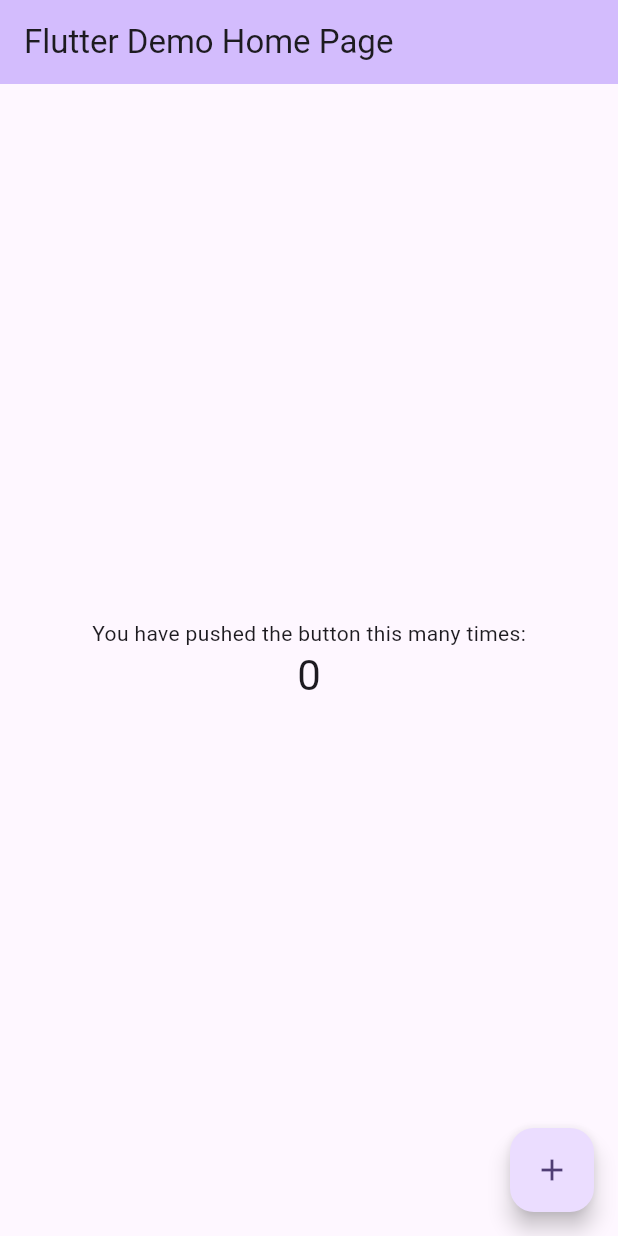
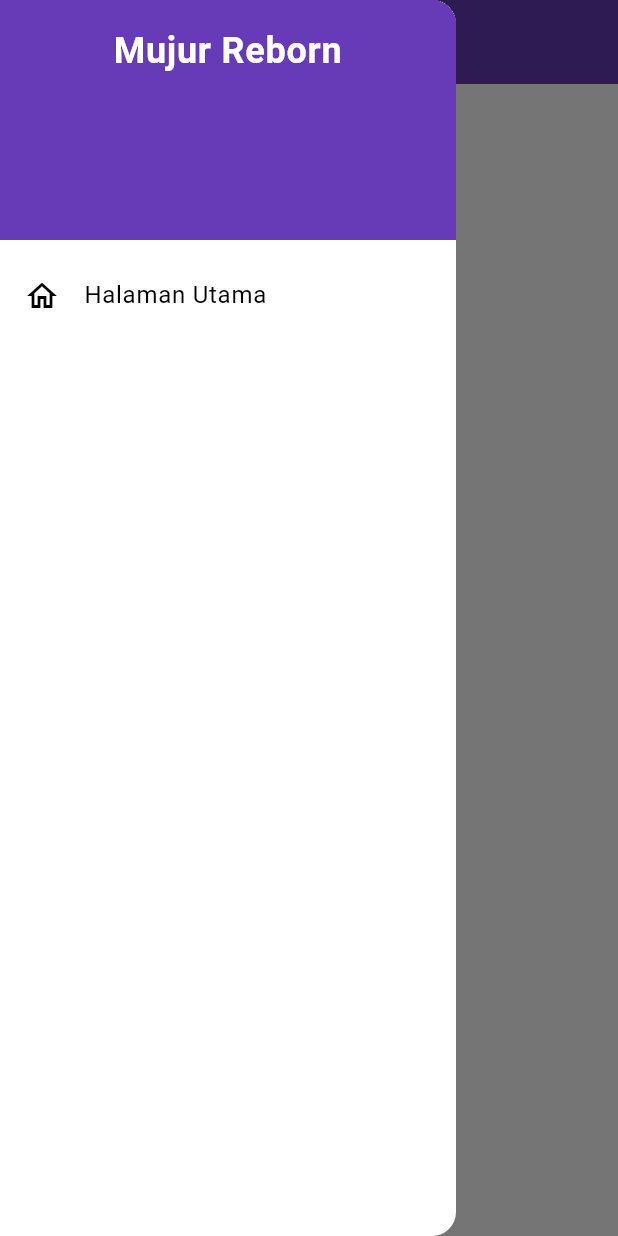
Before and after one commit to Kelompok-E07-PBP/proyek-akhir-semester, a Flutter app: the screen it shows after launch, with the side drawer open (before the commit the screen has no drawer), on a phone screen of 412 x 824 dp. Run offline on Flutter 3.47's test engine with Material 3 defaults, Android fonts, the phone set to English and light mode, and no system bars.

Commit message:
Added Left Drawer

```diff
--- a/lib/main.dart
+++ b/lib/main.dart
@@ -14,10 +14,12 @@
     return MaterialApp(
       title: 'Flutter Demo',
       theme: ThemeData(
-        colorScheme: ColorScheme.fromSeed(seedColor: Colors.deepPurple),
-        useMaterial3: true,
+      colorScheme: ColorScheme.fromSwatch(
+          primarySwatch: Colors.deepPurple,
+      ).copyWith(secondary: Colors.deepPurple[400]),
+      useMaterial3: true,
       ),
-      home: const MyHomePage(title: 'Flutter Demo Home Page'),
+      home: const MyHomePage(),
     );
   }
 }
--- a/lib/menu.dart
+++ b/lib/menu.dart
@@ -1,49 +1,29 @@
+
 import 'package:flutter/material.dart';
+import 'package:mujur_reborn/widgets/left_drawer.dart';
 
-class MyHomePage extends StatefulWidget {
-  const MyHomePage({super.key, required this.title});
 
-  final String title;
-
-  @override
-  State<MyHomePage> createState() => _MyHomePageState();
-}
-
-class _MyHomePageState extends State<MyHomePage> {
-  int _counter = 0;
-
-  void _incrementCounter() {
-    setState(() {
-      _counter++;
-    });
-  }
+class MyHomePage extends StatelessWidget {
+    const MyHomePage({super.key});
 
     @override
     Widget build(BuildContext context) {
       return Scaffold(
       appBar: AppBar(
-        backgroundColor: Theme.of(context).colorScheme.inversePrimary,
-        title: Text(widget.title),
+        // Judul aplikasi "Mental Health Tracker" dengan teks putih dan tebal.
+        title: const Text(
+          'Mujur Reborn',
+          style: TextStyle(
+            color: Colors.white,
+            fontWeight: FontWeight.bold,
           ),
-      body: Center(
-        child: Column(
-          mainAxisAlignment: MainAxisAlignment.center,
-          children: <Widget>[
-            const Text(
-              'You have pushed the button this many times:',
+
         ),
-            Text(
-              '$_counter',
-              style: Theme.of(context).textTheme.headlineMedium,
+        // Warna latar belakang AppBar diambil dari skema warna tema aplikasi.
+        backgroundColor: Theme.of(context).colorScheme.primary,
+        iconTheme: const IconThemeData(color: Colors.white),
         ),
-          ],
-        ),
-      ),
-      floatingActionButton: FloatingActionButton(
-        onPressed: _incrementCounter,
-        tooltip: 'Increment',
-        child: const Icon(Icons.add),
-      ),
+      drawer: const LeftDrawer(),
       );
     }
 }
--- /dev/null
+++ b/lib/widgets/left_drawer.dart
@@ -0,0 +1,48 @@
+import 'package:flutter/material.dart';
+import 'package:mujur_reborn/menu.dart';
+
+class LeftDrawer extends StatelessWidget {
+  const LeftDrawer({super.key});
+
+  @override
+  Widget build(BuildContext context) {
+    return Drawer(
+      child: ListView(
+        children: [
+          DrawerHeader(
+                decoration: BoxDecoration(
+                color: Theme.of(context).colorScheme.primary,
+              ),
+              child: const Column(
+                children: [
+                  Text(
+                    'Mujur Reborn',
+                    textAlign: TextAlign.center,
+                    style: TextStyle(
+                      fontSize: 24,
+                      fontWeight: FontWeight.bold,
+                      color: Colors.white,
+                    ),
+                  ),
+                  Padding(padding: EdgeInsets.all(8)),
+                ],
+              ),
+
+          ),
+              ListTile(
+            leading: const Icon(Icons.home_outlined),
+            title: const Text('Halaman Utama'),
+            // Bagian redirection ke MyHomePage
+            onTap: () {
+              Navigator.pushReplacement(
+                  context,
+                  MaterialPageRoute(
+                    builder: (context) => const MyHomePage(),
+                  ));
+            },
+          ),
+        ],
+      ),
+    );
+  }
+}
```
Lines whose indentation alone changed are shown as unchanged.
